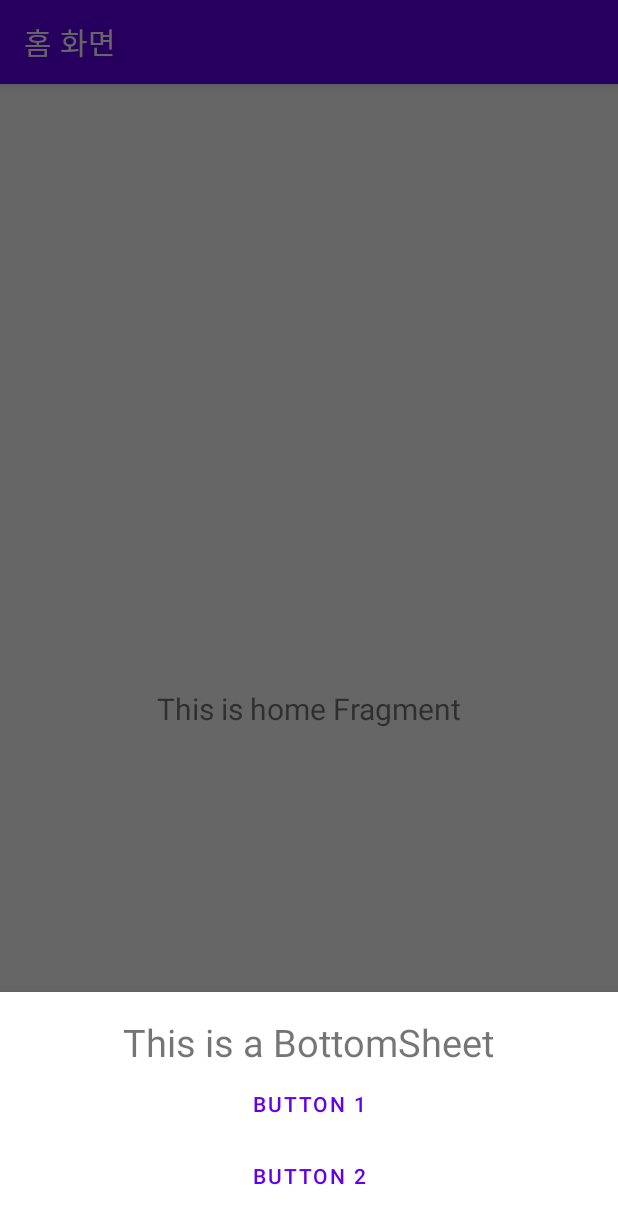
After one commit to ICARUS-Coding-Club/Recycle-App, an Android app: the fragment MainBottomSheetDialog placed in its activity, on a phone screen of 412 x 824 dp. The commit adds this screen. Shown: the top 1224 px of the screen. Run offline under Robolectric (Android 15) with nearby library versions, the phone set to English and light mode, and no system bars; our stand-ins replace navigation-ui.

Commit message:
바텀 시트 추가

```diff
--- a/app/src/main/java/com/icarus/recycle_app/MainActivity.kt
+++ b/app/src/main/java/com/icarus/recycle_app/MainActivity.kt
@@ -1,6 +1,7 @@
 package com.icarus.recycle_app
 
 import android.os.Bundle
+import android.util.Log
 import com.google.android.material.bottomnavigation.BottomNavigationView
 import androidx.appcompat.app.AppCompatActivity
 import androidx.navigation.findNavController
@@ -9,7 +10,7 @@
 import androidx.navigation.ui.setupWithNavController
 import com.icarus.recycle_app.databinding.ActivityMainBinding
 
-class MainActivity : AppCompatActivity() {
+class MainActivity : AppCompatActivity(), MainBottomSheetDialog.BottomSheetListener {
 
     private lateinit var binding: ActivityMainBinding
 
@@ -31,5 +32,33 @@
         )
         setupActionBarWithNavController(navController, appBarConfiguration)
         navView.setupWithNavController(navController)
+
+
+        initListener()
+
+
+    }
+
+
+
+
+
+
+    /**
+     * 임시 리스너 설정
+     */
+    private fun initListener() {
+        binding.fab.setOnClickListener {
+            val bottomSheetDialog = MainBottomSheetDialog()
+            bottomSheetDialog.show(supportFragmentManager, "example")
+
+        }
+    }
+
+    override fun onButtonClicked(text: String?) {
+        // 버튼이 클릭되었을 때의 동작을 구현합니다.
+        // 이 메서드는 MainBottomSheetDialog 내부에서 호출될 것입니다.
+        // 예시로 로그 출력을 해보겠습니다.
+        Log.d("MainActivity", "Button clicked with text: $text")
     }
 }
--- /dev/null
+++ b/app/src/main/java/com/icarus/recycle_app/MainBottomSheetDialog.kt
@@ -0,0 +1,47 @@
+package com.icarus.recycle_app
+
+import android.content.Context
+import android.os.Bundle
+import android.view.LayoutInflater
+import android.view.View
+import android.view.ViewGroup
+import android.widget.Button
+import com.google.android.material.bottomsheet.BottomSheetDialogFragment
+
+class MainBottomSheetDialog : BottomSheetDialogFragment() {
+    private var mListener: BottomSheetListener? = null
+    override fun onCreateView(
+        inflater: LayoutInflater,
+        container: ViewGroup?,
+        savedInstanceState: Bundle?
+    ): View? {
+        val v = inflater.inflate(R.layout.dialog_main_fragment_bottom_sheet, container, false)
+        val button1 = v.findViewById<Button>(R.id.button1)
+        val button2 = v.findViewById<Button>(R.id.button2)
+        button1.setOnClickListener { v1: View? ->
+            mListener!!.onButtonClicked("Button 1 clicked")
+            dismiss()
+        }
+        button2.setOnClickListener { v12: View? ->
+            mListener!!.onButtonClicked("Button 2 clicked")
+            dismiss()
+        }
+        return v
+    }
+
+    interface BottomSheetListener {
+        fun onButtonClicked(text: String?)
+    }
+
+    override fun onAttach(context: Context) {
+        super.onAttach(context)
+        mListener = try {
+            context as BottomSheetListener
+        } catch (e: ClassCastException) {
+            throw ClassCastException(
+                context.toString()
+                        + " must implement BottomSheetListener"
+            )
+        }
+    }
+}
--- a/app/src/main/java/com/icarus/recycle_app/ui/home/HomeFragment.kt
+++ b/app/src/main/java/com/icarus/recycle_app/ui/home/HomeFragment.kt
@@ -35,8 +35,12 @@
         return root
     }
 
+
+
     override fun onDestroyView() {
         super.onDestroyView()
         _binding = null
     }
+
+
 }
--- /dev/null
+++ b/app/src/main/res/layout/dialog_main_fragment_bottom_sheet.xml
@@ -0,0 +1,27 @@
+<?xml version="1.0" encoding="utf-8"?>
+<LinearLayout xmlns:android="http://schemas.android.com/apk/res/android"
+    android:layout_width="match_parent"
+    android:layout_height="match_parent"
+    android:gravity="center_horizontal"
+    android:orientation="vertical"
+    android:padding="16dp">
+
+    <TextView
+        android:layout_width="wrap_content"
+        android:layout_height="wrap_content"
+        android:text="This is a BottomSheet"
+        android:textSize="25sp" />
+
+    <Button
+        android:id="@+id/button1"
+        android:layout_width="wrap_content"
+        android:layout_height="wrap_content"
+        android:text="button 1" />
+
+    <Button
+        android:id="@+id/button2"
+        android:layout_width="wrap_content"
+        android:layout_height="wrap_content"
+        android:text="button 2" />
+
+</LinearLayout>
```
